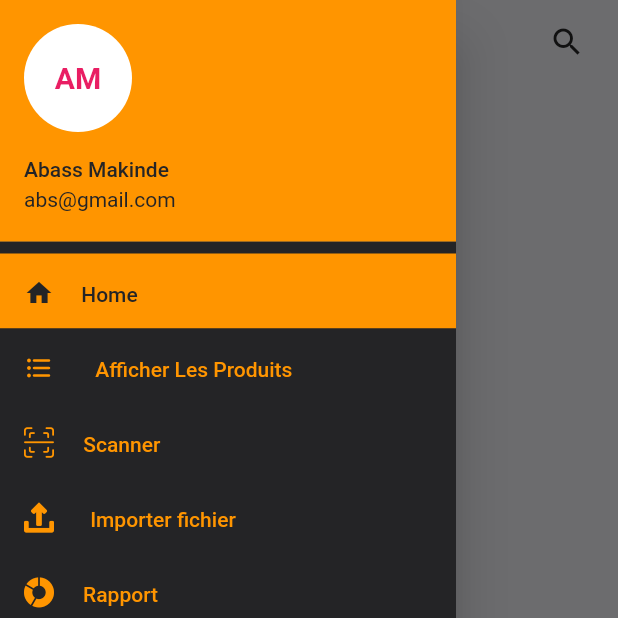
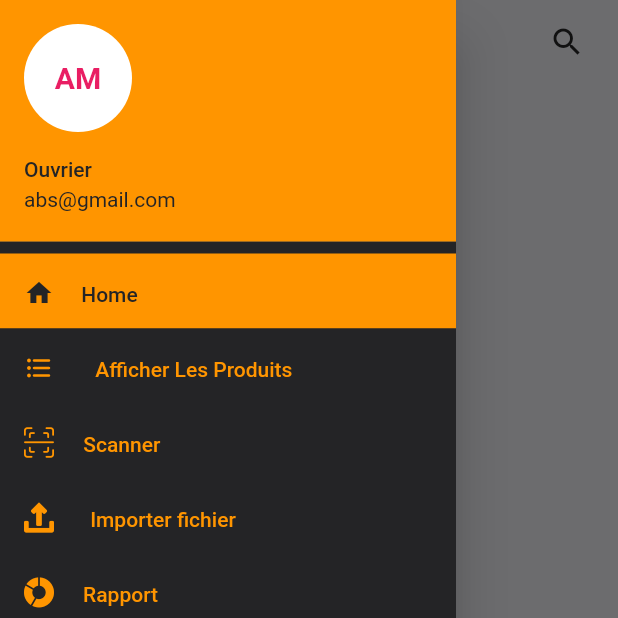
Before and after one commit to EngrTAHAR-Noureddine/scanApp, a Flutter app: the Home screen opened by its route, after a tap on the "menu" icon, on a phone screen of 412 x 824 dp, the top half of it. Run offline on Flutter 3.47's test engine with Material 2 defaults, Android fonts, the light colour scheme and no system bars; our stand-ins replace file_picker, flutter_slidable, sqflite; missing offline and left inert: dart:ffi, flutter_barcode_scanner, spreadsheet_decoder; accounts and stored records are empty; statements that could not run were skipped; key blocks and very long unbroken strings in the code were emptied for the run.

Commit message:
" add dark mode "

```diff
--- a/lib/data/database.dart
+++ b/lib/data/database.dart
@@ -52,7 +52,7 @@ class DBProvider {
 
               "userPasswordReset TEXT,"
               "userPasswordActually TEXT,"
-              "stateUser TEXT,"
+              "isDark TEXT,"
               "sitesTable TEXT,"
 
               "companyTable TEXT,"
@@ -76,7 +76,7 @@ class DBProvider {
             "userPasswordReset":"123456",
 
             "userPasswordActually":"123456",
-            "stateUser":"Client",
+            "isDark":"light",
             "sitesTable":"Empty",
             "companyTable":"Empty",
 
--- a/lib/main.dart
+++ b/lib/main.dart
@@ -111,7 +111,7 @@ class MyApp extends StatelessWidget {
                                                 }, ),
 
                                               ),
-                                              themeMode: ThemeMode.system,
+                                              themeMode:ThemeMode.system, //MainProvider().themeMode,
                                               home: GetUserInfo(),//LogIn(),
                                               routes: {
                                                 "/home": (context) => Home(),
--- a/lib/models/database_models/user.dart
+++ b/lib/models/database_models/user.dart
@@ -22,7 +22,7 @@ class User {
 
   String? userPasswordReset;
   String? userPasswordActually;
-  String? stateUser;
+  String? isDark;
   String? sitesTable;
 
   String? companyTable;
@@ -45,7 +45,7 @@ class User {
     this.userPasswordReset,
 
     this.userPasswordActually,
-    this.stateUser,
+    this.isDark, //dark - light
     this.allProductLots,
     this.sitesTable,
 
@@ -70,7 +70,7 @@ class User {
       userPasswordReset: json["userPasswordReset"],
 
       userPasswordActually: json["userPasswordActually"],
-      stateUser: json["stateUser"],
+      isDark: json["isDark"],
       allProductLots: json["allProductLots"],
       sitesTable: json["sitesTable"],
 
@@ -96,7 +96,7 @@ class User {
     "userPasswordReset": userPasswordReset,
 
     "userPasswordActually": userPasswordActually,
-    "stateUser": stateUser,
+    "isDark": isDark,
     "allProductLots": allProductLots,
     "sitesTable": sitesTable,
 
--- a/lib/models/variables_define/colors.dart
+++ b/lib/models/variables_define/colors.dart
@@ -1,4 +1,5 @@
 import 'package:flutter/material.dart';
+import 'package:scanapp/view_models/providers/main.dart';
 
 class ColorsOf{
   static ColorsOf? _instance;
@@ -11,9 +12,10 @@ class ColorsOf{
 
   bool? darkMode; // false ==> light , true ==> dark
 
-  void mode(context){
-    var brightness = MediaQuery.of(context).platformBrightness;
-    darkMode = brightness == Brightness.dark;
+  void mode({context,isDark}){
+
+    var brightness = (isDark==null)? MediaQuery.of(context).platformBrightness : null;
+    darkMode = (MainProvider().user!=null)?(MainProvider().user!.isDark=="dark") : brightness == Brightness.dark;
 
   }
   // FF9500 ==> FF9F0A
--- a/lib/view_models/providers/home.dart
+++ b/lib/view_models/providers/home.dart
@@ -28,6 +28,7 @@ class HomeProvider extends ChangeNotifier{
   final GlobalKey<ScaffoldState> scaffoldKey = new GlobalKey<ScaffoldState>();
 
   bool bigger = false;
+  bool isStateAdmin = false;
 
   dynamic param;
 
@@ -191,7 +192,7 @@ class HomeProvider extends ChangeNotifier{
           children: <Widget>[
             UserAccountsDrawerHeader(
               decoration: BoxDecoration(color: ColorsOf().containerThings()),
-              accountName: Text("Abass Makinde" , style: TextStyle(color: ColorsOf().primaryBackGround()),),
+              accountName: Text((isStateAdmin)?"Administrateur":"Ouvrier" , style: TextStyle(color: ColorsOf().primaryBackGround()),),
               accountEmail: Text("abs@gmail.com",style: TextStyle(color: ColorsOf().primaryBackGround()),),
               currentAccountPicture: GestureDetector(
                 child: CircleAvatar(
--- a/lib/views/home.dart
+++ b/lib/views/home.dart
@@ -17,7 +17,7 @@ class Home extends StatelessWidget {
     );
 
 
-    ColorsOf().mode(context);
+    ColorsOf().mode(context: context);
     SystemChrome.setSystemUIOverlayStyle(SystemUiOverlayStyle(
       statusBarColor: Colors.transparent,
       statusBarIconBrightness:Theme.of(context).primaryColorBrightness,
```
Also changed, not shown: lib/view_models/providers/main.dart (+32 -0 lines).
